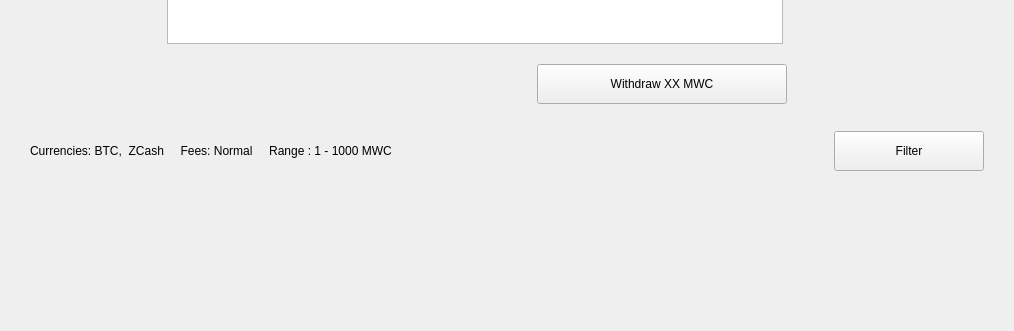
Above: windows_desktop/s_mrktswlist_w.ui from 0xkobe/mwc-wallet before the change; both pictures show x 0 to 1014 and y 523 to 854 of the 1014 by 854 pixel window. Below: the same form after it.
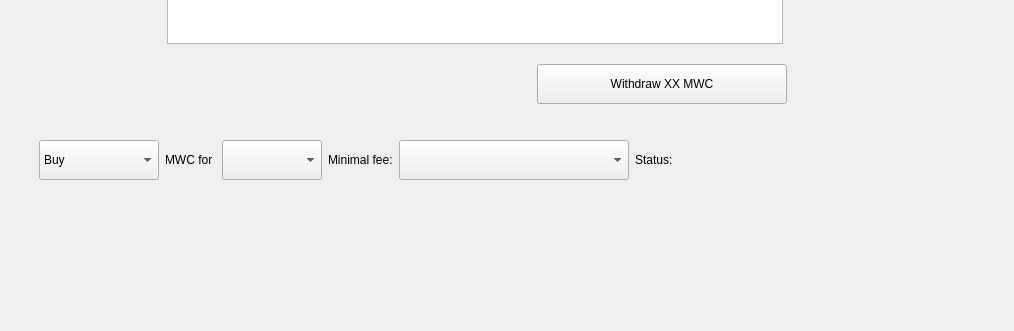
That is the form after the change. Icons and pictures are not drawn. Custom widgets are drawn as their Qt base class.

Patch:
```diff
--- a/windows_desktop/s_mrktswlist_w.ui
+++ b/windows_desktop/s_mrktswlist_w.ui
@@ -815,48 +815,121 @@
    </item>
    <item>
     <widget class="QWidget" name="filterPlaceholder" native="true">
-     <layout class="QHBoxLayout" name="horizontalLayout">
-      <property name="spacing">
-       <number>20</number>
-      </property>
-      <property name="leftMargin">
-       <number>0</number>
-      </property>
-      <property name="topMargin">
-       <number>0</number>
-      </property>
-      <property name="rightMargin">
-       <number>0</number>
-      </property>
-      <property name="bottomMargin">
-       <number>15</number>
-      </property>
+     <layout class="QHBoxLayout" name="horizontalLayout" stretch="0,0,0,0,0,1">
       <item>
-       <widget class="control::MwcLabelNormal" name="filterSettings">
+       <widget class="control::MwcComboBox" name="buySellCombo">
+        <property name="sizePolicy">
+         <sizepolicy hsizetype="Minimum" vsizetype="Fixed">
+          <horstretch>0</horstretch>
+          <verstretch>0</verstretch>
+         </sizepolicy>
+        </property>
+        <property name="minimumSize">
+         <size>
+          <width>120</width>
+          <height>40</height>
+         </size>
+        </property>
+        <property name="maximumSize">
+         <size>
+          <width>120</width>
+          <height>40</height>
+         </size>
+        </property>
+        <property name="focusPolicy">
+         <enum>Qt::StrongFocus</enum>
+        </property>
+        <property name="toolTip">
+         <string>Currency that you want to swap with</string>
+        </property>
+        <item>
+         <property name="text">
+          <string>Buy</string>
+         </property>
+        </item>
+        <item>
+         <property name="text">
+          <string>Sell</string>
+         </property>
+        </item>
+        <item>
+         <property name="text">
+          <string>Buy/Sell</string>
+         </property>
+        </item>
+       </widget>
+      </item>
+      <item>
+       <widget class="QLabel" name="label_7">
         <property name="text">
-         <string>Currencies: BTC,  ZCash     Fees: Normal     Range : 1 - 1000 MWC</string>
+         <string>MWC for </string>
         </property>
        </widget>
       </item>
       <item>
-       <widget class="control::MwcPushButtonNormal" name="offersListenSettingsBtn">
+       <widget class="control::MwcComboBox" name="secCurrencyCombo">
+        <property name="sizePolicy">
+         <sizepolicy hsizetype="Minimum" vsizetype="Fixed">
+          <horstretch>0</horstretch>
+          <verstretch>0</verstretch>
+         </sizepolicy>
+        </property>
         <property name="minimumSize">
          <size>
-          <width>150</width>
+          <width>100</width>
           <height>40</height>
          </size>
         </property>
         <property name="maximumSize">
          <size>
-          <width>150</width>
+          <width>100</width>
           <height>40</height>
          </size>
         </property>
         <property name="toolTip">
          <string>Change filtering options for marketplace offers</string>
         </property>
+       </widget>
+      </item>
+      <item>
+       <widget class="QLabel" name="label_8">
         <property name="text">
-         <string>Filter</string>
+         <string>Minimal fee:</string>
+        </property>
+       </widget>
+      </item>
+      <item>
+       <widget class="control::MwcComboBox" name="filterFeeLevel">
+        <property name="sizePolicy">
+         <sizepolicy hsizetype="Minimum" vsizetype="Fixed">
+          <horstretch>0</horstretch>
+          <verstretch>0</verstretch>
+         </sizepolicy>
+        </property>
+        <property name="minimumSize">
+         <size>
+          <width>230</width>
+          <height>40</height>
+         </size>
+        </property>
+        <property name="maximumSize">
+         <size>
+          <width>230</width>
+          <height>40</height>
+         </size>
+        </property>
+        <property name="focusPolicy">
+         <enum>Qt::StrongFocus</enum>
+        </property>
+        <property name="toolTip">
+         <string>Time reserved to redeem the coins</string>
+        </property>
+       </widget>
+      </item>
+      <item>
+       <widget class="QLabel" name="statusLabel">
+        <property name="text">
+         <string>Status: </string>
         </property>
        </widget>
       </item>
@@ -1055,21 +1128,26 @@
    <extends>QPushButton</extends>
    <header>control_desktop/MwcPushButton.h</header>
   </customwidget>
-  <customwidget>
-   <class>control::MwcLabelProgress</class>
-   <extends>QLabel</extends>
-   <header>control_desktop/MwcLabelProgress.h</header>
-  </customwidget>
-  <customwidget>
-   <class>control::MwcLabelNormal</class>
-   <extends>QLabel</extends>
-   <header>control_desktop/MwcLabel.h</header>
-  </customwidget>
   <customwidget>
    <class>control::MwcLineEditNormal</class>
    <extends>QLineEdit</extends>
    <header>control_desktop/MwcLineEdit.h</header>
   </customwidget>
+  <customwidget>
+   <class>control::MwcLabelSmall</class>
+   <extends>QLabel</extends>
+   <header>control_desktop/MwcLabel.h</header>
+  </customwidget>
+  <customwidget>
+   <class>control::MwcLabelNormal</class>
+   <extends>QLabel</extends>
+   <header>control_desktop/MwcLabel.h</header>
+  </customwidget>
+  <customwidget>
+   <class>control::MwcLabelProgress</class>
+   <extends>QLabel</extends>
+   <header>control_desktop/MwcLabelProgress.h</header>
+  </customwidget>
   <customwidget>
    <class>control::MwcComboBox</class>
    <extends>QComboBox</extends>
@@ -1091,11 +1169,6 @@
    <extends>QToolButton</extends>
    <header>control_desktop/MwcToolButton.h</header>
   </customwidget>
-  <customwidget>
-   <class>control::MwcLabelSmall</class>
-   <extends>QLabel</extends>
-   <header>control_desktop/MwcLabel.h</header>
-  </customwidget>
  </customwidgets>
  <tabstops>
   <tabstop>marketOffers</tabstop>
```
Left out of the diff: 9 changed lines with no effect on the pictures.
